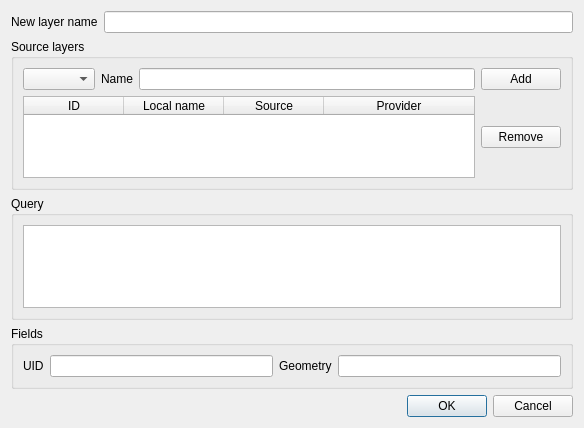
Before: the Qt Designer form cpp/qgsvirtuallayersourceselectbase.ui in mhugo/qgis_vlayers, drawn with Qt 5.
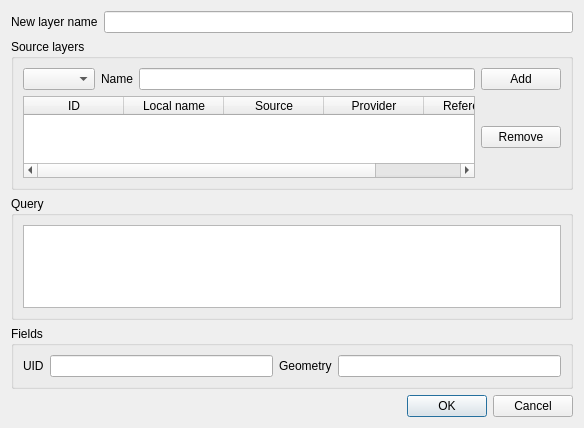
After: the same form once the commit is applied.

Commit message: Add referenced layers

Diff of the .ui file:
```diff
--- a/cpp/qgsvirtuallayersourceselectbase.ui
+++ b/cpp/qgsvirtuallayersourceselectbase.ui
@@ -91,6 +91,11 @@
             <string>Provider</string>
            </property>
           </column>
+          <column>
+           <property name="text">
+            <string>Reference?</string>
+           </property>
+          </column>
          </widget>
         </item>
         <item>
```
The commit also changes 1 other file.
